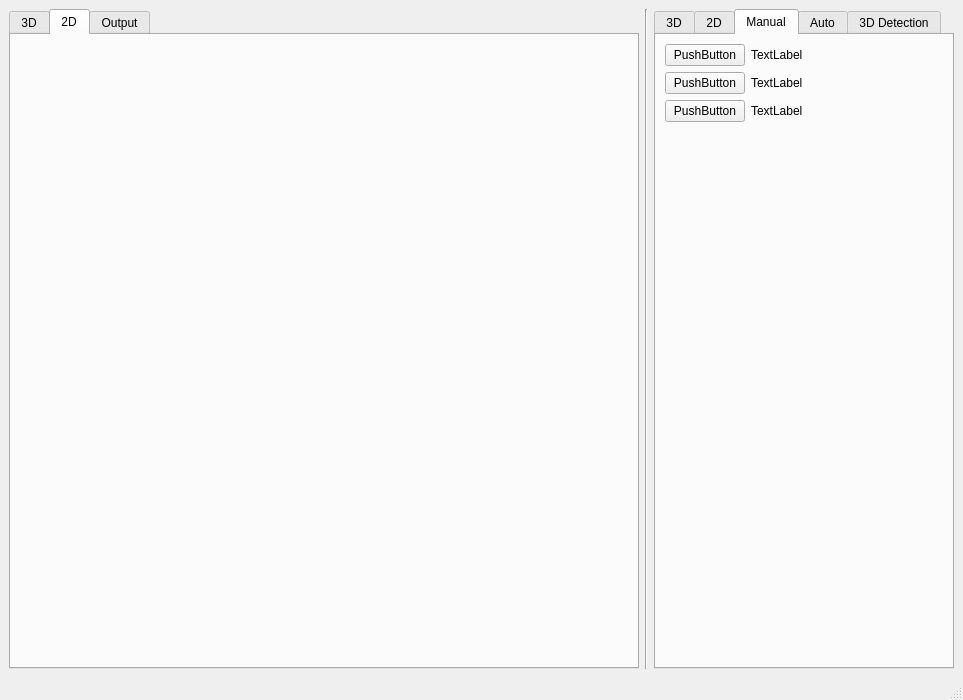
bj0rkedal/agilus_master_project, file ui/main_window.ui: the form before one commit.
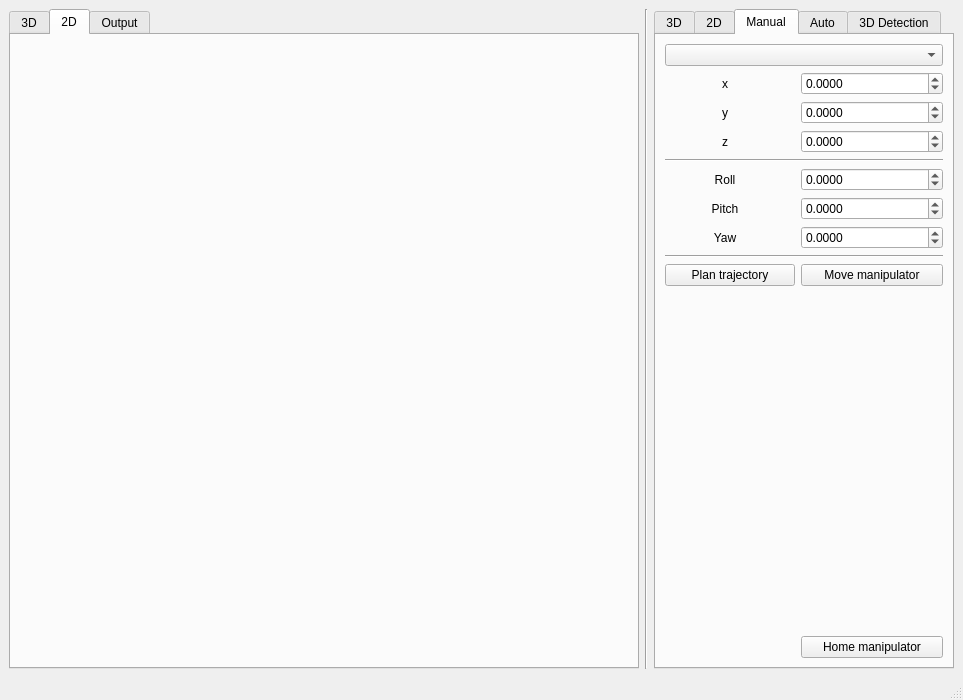
The form after the commit. The open tabs and pages were chosen to show the change. Icons and pictures are not drawn.

Commit message: Fixed video stream, processing settings and robot control

Diff of the .ui file:
```diff
--- a/ui/main_window.ui
+++ b/ui/main_window.ui
@@ -24,6 +24,12 @@
    <layout class="QGridLayout" name="gridLayout_2">
     <item row="0" column="2">
      <widget class="QTabWidget" name="settingsTabManager">
+      <property name="minimumSize">
+       <size>
+        <width>0</width>
+        <height>0</height>
+       </size>
+      </property>
       <property name="maximumSize">
        <size>
         <width>300</width>
@@ -247,48 +253,343 @@
         <string>Manual</string>
        </attribute>
        <layout class="QFormLayout" name="formLayout">
-        <item row="0" column="0">
-         <widget class="QPushButton" name="pushButton">
-          <property name="text">
-           <string>PushButton</string>
+        <property name="fieldGrowthPolicy">
+         <enum>QFormLayout::AllNonFixedFieldsGrow</enum>
+        </property>
+        <item row="0" column="0" colspan="2">
+         <widget class="QComboBox" name="robotComboBox">
+          <property name="maximumSize">
+           <size>
+            <width>1677215</width>
+            <height>16777215</height>
+           </size>
+          </property>
+          <property name="layoutDirection">
+           <enum>Qt::LeftToRight</enum>
           </property>
          </widget>
         </item>
         <item row="1" column="0">
-         <widget class="QPushButton" name="pushButton_2">
-          <property name="text">
-           <string>PushButton</string>
-          </property>
-         </widget>
-        </item>
-        <item row="2" column="0">
-         <widget class="QPushButton" name="pushButton_3">
-          <property name="text">
-           <string>PushButton</string>
-          </property>
-         </widget>
-        </item>
-        <item row="0" column="1">
          <widget class="QLabel" name="label_4">
+          <property name="minimumSize">
+           <size>
+            <width>120</width>
+            <height>0</height>
+           </size>
+          </property>
           <property name="text">
-           <string>TextLabel</string>
+           <string>x</string>
+          </property>
+          <property name="alignment">
+           <set>Qt::AlignCenter</set>
           </property>
          </widget>
         </item>
-        <item row="1" column="1">
+        <item row="2" column="0">
          <widget class="QLabel" name="label_5">
+          <property name="minimumSize">
+           <size>
+            <width>120</width>
+            <height>0</height>
+           </size>
+          </property>
           <property name="text">
-           <string>TextLabel</string>
+           <string>y</string>
+          </property>
+          <property name="alignment">
+           <set>Qt::AlignCenter</set>
           </property>
          </widget>
         </item>
-        <item row="2" column="1">
+        <item row="3" column="0">
          <widget class="QLabel" name="label_6">
+          <property name="minimumSize">
+           <size>
+            <width>120</width>
+            <height>0</height>
+           </size>
+          </property>
           <property name="text">
-           <string>TextLabel</string>
+           <string>z</string>
           </property>
+          <property name="alignment">
+           <set>Qt::AlignCenter</set>
+          </property>
          </widget>
         </item>
+        <item row="4" column="0" colspan="2">
+         <widget class="Line" name="line_2">
+          <property name="minimumSize">
+           <size>
+            <width>40</width>
+            <height>0</height>
+           </size>
+          </property>
+          <property name="orientation">
+           <enum>Qt::Horizontal</enum>
+          </property>
+         </widget>
+        </item>
+        <item row="1" column="1">
+         <widget class="QDoubleSpinBox" name="xPosDoubleSpinBox">
+          <property name="maximumSize">
+           <size>
+            <width>1677215</width>
+            <height>16777215</height>
+           </size>
+          </property>
+          <property name="layoutDirection">
+           <enum>Qt::LeftToRight</enum>
+          </property>
+          <property name="decimals">
+           <number>4</number>
+          </property>
+          <property name="minimum">
+           <double>-2.000000000000000</double>
+          </property>
+          <property name="maximum">
+           <double>2.000000000000000</double>
+          </property>
+          <property name="singleStep">
+           <double>0.010000000000000</double>
+          </property>
+          <property name="value">
+           <double>0.000000000000000</double>
+          </property>
+         </widget>
+        </item>
+        <item row="2" column="1">
+         <widget class="QDoubleSpinBox" name="yPosDoubleSpinBox">
+          <property name="maximumSize">
+           <size>
+            <width>1677215</width>
+            <height>16777215</height>
+           </size>
+          </property>
+          <property name="decimals">
+           <number>4</number>
+          </property>
+          <property name="minimum">
+           <double>-2.000000000000000</double>
+          </property>
+          <property name="maximum">
+           <double>2.000000000000000</double>
+          </property>
+          <property name="singleStep">
+           <double>0.010000000000000</double>
+          </property>
+          <property name="value">
+           <double>0.000000000000000</double>
+          </property>
+         </widget>
+        </item>
+        <item row="3" column="1">
+         <widget class="QDoubleSpinBox" name="zPosDoubleSpinBox">
+          <property name="maximumSize">
+           <size>
+            <width>1677215</width>
+            <height>16777215</height>
+           </size>
+          </property>
+          <property name="decimals">
+           <number>4</number>
+          </property>
+          <property name="minimum">
+           <double>-2.000000000000000</double>
+          </property>
+          <property name="maximum">
+           <double>2.000000000000000</double>
+          </property>
+          <property name="singleStep">
+           <double>0.010000000000000</double>
+          </property>
+         </widget>
+        </item>
+        <item row="5" column="0">
+         <widget class="QLabel" name="label_8">
+          <property name="minimumSize">
+           <size>
+            <width>120</width>
+            <height>0</height>
+           </size>
+          </property>
+          <property name="text">
+           <string>Roll</string>
+          </property>
+          <property name="alignment">
+           <set>Qt::AlignCenter</set>
+          </property>
+         </widget>
+        </item>
+        <item row="6" column="0">
+         <widget class="QLabel" name="label_9">
+          <property name="minimumSize">
+           <size>
+            <width>120</width>
+            <height>0</height>
+           </size>
+          </property>
+          <property name="text">
+           <string>Pitch</string>
+          </property>
+          <property name="alignment">
+           <set>Qt::AlignCenter</set>
+          </property>
+         </widget>
+        </item>
+        <item row="7" column="0">
+         <widget class="QLabel" name="label_10">
+          <property name="minimumSize">
+           <size>
+            <width>120</width>
+            <height>0</height>
+           </size>
+          </property>
+          <property name="text">
+           <string>Yaw</string>
+          </property>
+          <property name="alignment">
+           <set>Qt::AlignCenter</set>
+          </property>
+         </widget>
+        </item>
+        <item row="5" column="1">
+         <widget class="QDoubleSpinBox" name="rollDoubleSpinBox">
+          <property name="maximumSize">
+           <size>
+            <width>1677215</width>
+            <height>16777215</height>
+           </size>
+          </property>
+          <property name="decimals">
+           <number>4</number>
+          </property>
+          <property name="minimum">
+           <double>-180.000000000000000</double>
+          </property>
+          <property name="maximum">
+           <double>180.000000000000000</double>
+          </property>
+          <property name="singleStep">
+           <double>0.010000000000000</double>
+          </property>
+         </widget>
+        </item>
+        <item row="6" column="1">
+         <widget class="QDoubleSpinBox" name="pitchDoubleSpinBox">
+          <property name="maximumSize">
+           <size>
+            <width>1677215</width>
+            <height>16777215</height>
+           </size>
+          </property>
+          <property name="decimals">
+           <number>4</number>
+          </property>
+          <property name="minimum">
+           <double>-180.000000000000000</double>
+          </property>
+          <property name="maximum">
+           <double>180.000000000000000</double>
+          </property>
+          <property name="singleStep">
+           <double>0.010000000000000</double>
+          </property>
+         </widget>
+        </item>
+        <item row="7" column="1">
+         <widget class="QDoubleSpinBox" name="yawDoubleSpinBox">
+          <property name="maximumSize">
+           <size>
+            <width>1677215</width>
+            <height>16777215</height>
+           </size>
+          </property>
+          <property name="decimals">
+           <number>4</number>
+          </property>
+          <property name="minimum">
+           <double>-180.000000000000000</double>
+          </property>
+          <property name="maximum">
+           <double>180.000000000000000</double>
+          </property>
+          <property name="singleStep">
+           <double>0.010000000000000</double>
+          </property>
+         </widget>
+        </item>
+        <item row="8" column="0" colspan="2">
+         <widget class="Line" name="line_3">
+          <property name="minimumSize">
+           <size>
+            <width>40</width>
+            <height>0</height>
+           </size>
+          </property>
+          <property name="orientation">
+           <enum>Qt::Horizontal</enum>
+          </property>
+         </widget>
+        </item>
+        <item row="9" column="0">
+         <widget class="QPushButton" name="planTrajPushButton">
+          <property name="minimumSize">
+           <size>
+            <width>130</width>
+            <height>0</height>
+           </size>
+          </property>
+          <property name="text">
+           <string>Plan trajectory</string>
+          </property>
+         </widget>
+        </item>
+        <item row="9" column="1">
+         <widget class="QPushButton" name="moveManipPushButton">
+          <property name="maximumSize">
+           <size>
+            <width>1677215</width>
+            <height>16777215</height>
+           </size>
+          </property>
+          <property name="layoutDirection">
+           <enum>Qt::RightToLeft</enum>
+          </property>
+          <property name="text">
+           <string>Move manipulator</string>
+          </property>
+         </widget>
+        </item>
+        <item row="11" column="1">
+         <widget class="QPushButton" name="homeManipPushButton">
+          <property name="maximumSize">
+           <size>
+            <width>1677215</width>
+            <height>16777215</height>
+           </size>
+          </property>
+          <property name="layoutDirection">
+           <enum>Qt::RightToLeft</enum>
+          </property>
+          <property name="text">
+           <string>Home manipulator</string>
+          </property>
+         </widget>
+        </item>
+        <item row="10" column="1">
+         <spacer name="verticalSpacer_3">
+          <property name="orientation">
+           <enum>Qt::Vertical</enum>
+          </property>
+          <property name="sizeHint" stdset="0">
+           <size>
+            <width>20</width>
+            <height>700</height>
+           </size>
+          </property>
+         </spacer>
+        </item>
        </layout>
       </widget>
       <widget class="QWidget" name="tab_5">
```
Left out of the diff: 117 changed lines with no effect on the pictures. The commit also changes 4 other files.
